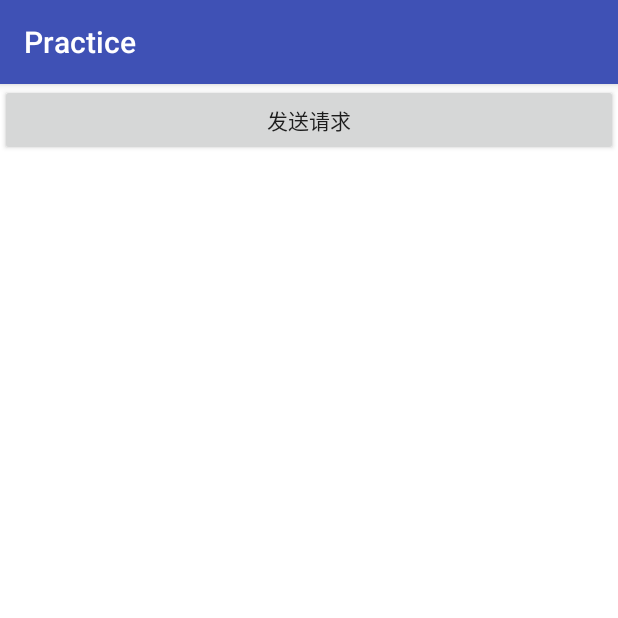
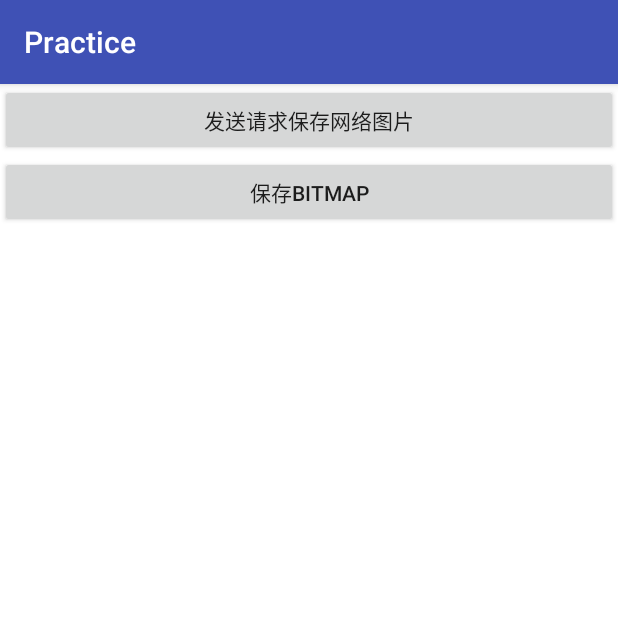
Before and after one commit to yzxdmb01/Practice, an Android app: the DrawableActivity screen opened directly, with no data from a screen before it, on a phone screen of 412 x 824 dp, the top half of it. Run offline under Robolectric (Android 15) with nearby library versions, the phone set to English and light mode, and no system bars.

Commit message:
日常提交

```diff
--- a/app/src/main/res/layout/activity_drawable_layout.xml
+++ b/app/src/main/res/layout/activity_drawable_layout.xml
@@ -1,6 +1,5 @@
 <?xml version="1.0" encoding="utf-8"?>
 <RelativeLayout xmlns:android="http://schemas.android.com/apk/res/android"
-    xmlns:cube_ptr="http://schemas.android.com/apk/res-auto"
     android:id="@+id/main_main_linear"
     android:layout_width="fill_parent"
     android:layout_height="fill_parent"
@@ -11,13 +10,26 @@
         android:id="@+id/btn_send_req"
         android:layout_width="match_parent"
         android:layout_height="wrap_content"
-        android:text="发送请求" />
+        android:text="发送请求保存网络图片" />
+
+    <Button
+        android:id="@+id/btn_save_bitmap"
+        android:layout_width="match_parent"
+        android:layout_height="wrap_content"
+        android:layout_below="@id/btn_send_req"
+        android:text="保存Bitmap" />
+
+    <View
+        android:id="@+id/divider"
+        android:layout_width="match_parent"
+        android:layout_height="0dp"
+        android:layout_centerVertical="true" />
 
     <TextView
         android:id="@+id/tv_res"
         android:layout_width="match_parent"
         android:layout_height="match_parent"
-        android:layout_below="@id/btn_send_req"
+        android:layout_below="@id/divider"
         android:gravity="center"
         android:textSize="30sp" />
 
```
Also changed, not shown: app/src/main/java/com/jr/practice/activity/DrawableActivity.java (+50 -28 lines).
